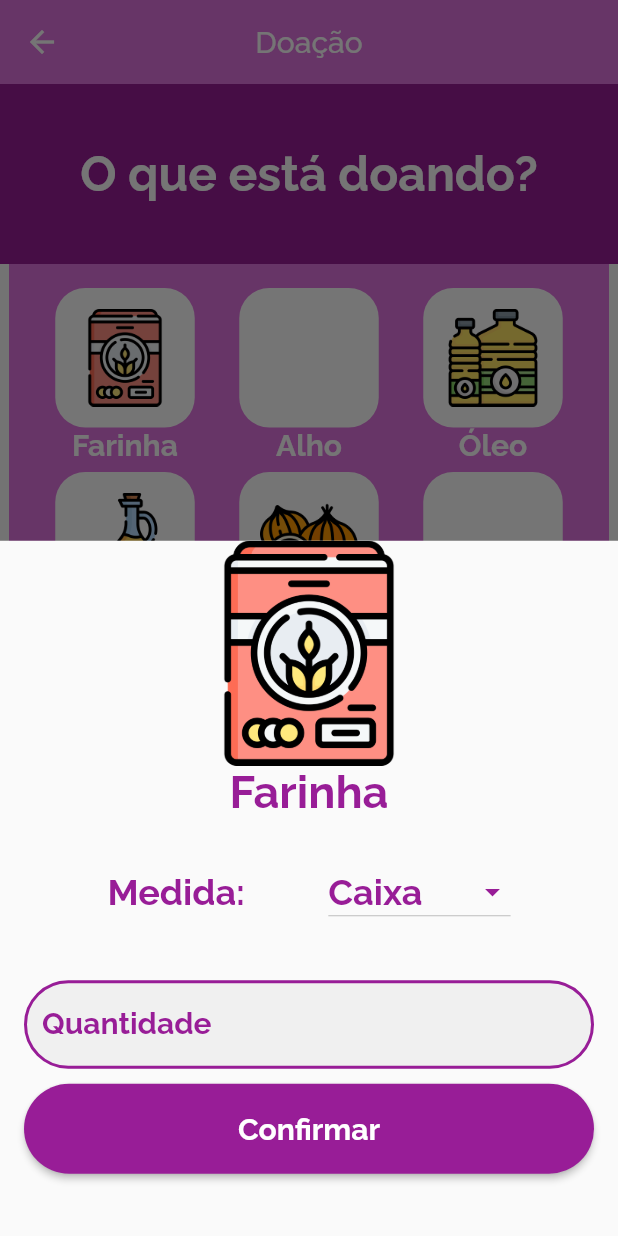
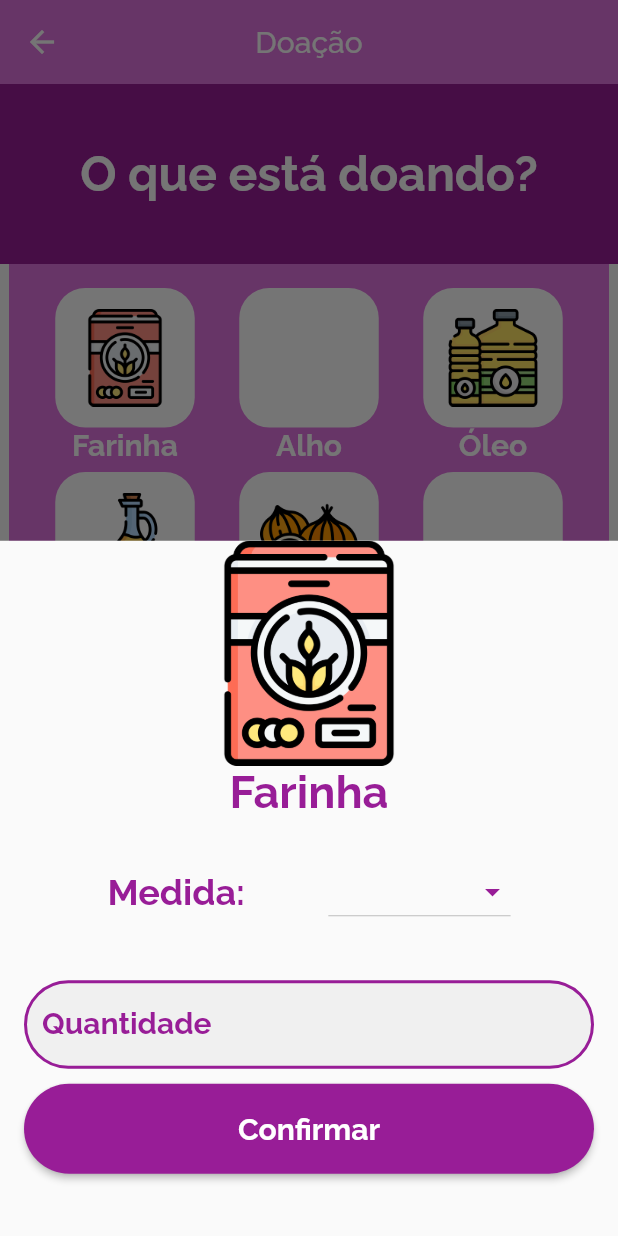
Before and after one commit to cuaitz/AlimentAcao, a Flutter app: the DonationScreen screen opened by its route, after a tap on "Farinha", on a phone screen of 412 x 824 dp. Run offline on Flutter 3.47's test engine with Material 2 defaults, Android fonts, the light colour scheme and no system bars; missing offline and left inert: flutter_osm_plugin.

Commit message:
Corrigido o funcionamento da tela de doação
Adicionalmente:

- Removido os dados desnecessários em mock_data.dart, que foram utilizados para testar a responsividade da UI;

- Corrigido o nome da tela de mapa

```diff
--- a/alimentacao/lib/model/mock_data.dart
+++ b/alimentacao/lib/model/mock_data.dart
@@ -14,23 +14,6 @@ void initData() {
     DonatableItem('Sal', const AssetImage("assets/img/donatables/salt.png"), ['Caixa', 'Quilo', 'Unidade']);
     DonatableItem('Açucar', const AssetImage("assets/img/donatables/sugar.png"), ['Caixa', 'Quilo', 'Unidade']);
     DonatableItem('Tomate', const AssetImage("assets/img/donatables/tomato.png"), ['Caixa', 'Quilo', 'Unidade']);
-    DonatableItem('Tomate', const AssetImage("assets/img/donatables/tomato.png"), ['Caixa', 'Quilo', 'Unidade']);
-    DonatableItem('Tomate', const AssetImage("assets/img/donatables/tomato.png"), ['Caixa', 'Quilo', 'Unidade']);
-    DonatableItem('Tomate', const AssetImage("assets/img/donatables/tomato.png"), ['Caixa', 'Quilo', 'Unidade']);
-    DonatableItem('Tomate', const AssetImage("assets/img/donatables/tomato.png"), ['Caixa', 'Quilo', 'Unidade']);
-    DonatableItem('Tomate', const AssetImage("assets/img/donatables/tomato.png"), ['Caixa', 'Quilo', 'Unidade']);
-    DonatableItem('Tomate', const AssetImage("assets/img/donatables/tomato.png"), ['Caixa', 'Quilo', 'Unidade']);
-    DonatableItem('Tomate', const AssetImage("assets/img/donatables/tomato.png"), ['Caixa', 'Quilo', 'Unidade']);
-    DonatableItem('Tomate', const AssetImage("assets/img/donatables/tomato.png"), ['Caixa', 'Quilo', 'Unidade']);
-    DonatableItem('Tomate', const AssetImage("assets/img/donatables/tomato.png"), ['Caixa', 'Quilo', 'Unidade']);
-    DonatableItem('Tomate', const AssetImage("assets/img/donatables/tomato.png"), ['Caixa', 'Quilo', 'Unidade']);
-    DonatableItem('Tomate', const AssetImage("assets/img/donatables/tomato.png"), ['Caixa', 'Quilo', 'Unidade']);
-    DonatableItem('Tomate', const AssetImage("assets/img/donatables/tomato.png"), ['Caixa', 'Quilo', 'Unidade']);
-    DonatableItem('Tomate', const AssetImage("assets/img/donatables/tomato.png"), ['Caixa', 'Quilo', 'Unidade']);
-    DonatableItem('Tomate', const AssetImage("assets/img/donatables/tomato.png"), ['Caixa', 'Quilo', 'Unidade']);
-    DonatableItem('Tomate', const AssetImage("assets/img/donatables/tomato.png"), ['Caixa', 'Quilo', 'Unidade']);
-    DonatableItem('Tomate', const AssetImage("assets/img/donatables/tomato.png"), ['Caixa', 'Quilo', 'Unidade']);
-    DonatableItem('Tomate', const AssetImage("assets/img/donatables/tomato.png"), ['Caixa', 'Quilo', 'Unidade']);
 
   _loaded = true;
 }
--- a/alimentacao/lib/routes.dart
+++ b/alimentacao/lib/routes.dart
@@ -12,7 +12,7 @@ class Routes {
   static const String loginPage = '/auth/login';
 
   static const String donationPage = '/donate';
-  static const String donationMap = '/donate/map';
+  static const String donationMapPage = '/donate/map';
 
   static Map<String, Widget Function(BuildContext)> routes = {
     donatorRegisterPage: (context) => const DonatorRegisterScreen(),
@@ -20,6 +20,6 @@ class Routes {
     loginPage: (context) => const LoginScreen(),
 
     donationPage: (context) => DonationScreen(),
-    donationMap: (context) => const PickUpLocationScreen()
+    donationMapPage: (context) => const PickUpLocationScreen()
   };
 }
--- a/alimentacao/lib/view/donation_page.dart
+++ b/alimentacao/lib/view/donation_page.dart
@@ -1,14 +1,13 @@
 import 'package:alimentacao/model/donatable_item.dart';
 import 'package:flutter/material.dart';
-import 'package:flutter/services.dart';
 import '../components.dart';
-import '../routes.dart';
-
+import 'review_donation.dart';
 
 class DonationScreen extends StatelessWidget {
   DonationScreen({super.key});
 
   final List<DonatableItem> _donatableItems = DonatableItem.getAll();
+  final Map<int, dynamic> _donationItems = {};
 
   @override
   Widget build(BuildContext context) {
@@ -20,7 +19,21 @@ class DonationScreen extends StatelessWidget {
         child: Padding(
           padding: const EdgeInsets.symmetric(horizontal: 16),
           child: Center(
-            child: Components.uiButton("Próximo", Colors.white, () { Navigator.pushNamed(context, Routes.donationReviewPage); }, textColor: Components.colorPurple)
+            child: Components.uiButton(
+              "Próximo",
+              Colors.white,
+              () {
+                Navigator.push(
+                  context,
+                  MaterialPageRoute(
+                    builder: (context) => ReviewDonationScreen(
+                      donationItems: _donationItems
+                    )
+                  )
+                );
+              },
+              textColor: Components.colorPurple
+            )
           ),
         ),
       ),
@@ -49,7 +62,16 @@ class DonationScreen extends StatelessWidget {
                         gridDelegate: const SliverGridDelegateWithFixedCrossAxisCount(crossAxisCount: 3),
                         itemCount: _donatableItems.length,
                         itemBuilder: (context, index) {
-                          return DisplayedItem(item: _donatableItems[index]);
+                          DonatableItem item = _donatableItems[index];
+                          return DisplayedItem(
+                            item: item,
+                            onDataUpdated: (String unit, int amount) {
+                              _donationItems[item.id] = {
+                                'unit': unit,
+                                'amount': amount
+                              };
+                            }
+                          );
                         },
                       ),
                     ),
@@ -66,9 +88,10 @@ class DonationScreen extends StatelessWidget {
 
 
 class DisplayedItem extends StatefulWidget {
-  const DisplayedItem({super.key, required this.item});
+  const DisplayedItem({super.key, required this.item, required this.onDataUpdated});
 
   final DonatableItem item;
+  final Function(String, int) onDataUpdated;
 
   @override
   State<DisplayedItem> createState() => _DisplayedItemState();
@@ -87,12 +110,12 @@ class _DisplayedItemState extends State<DisplayedItem> {
   }
 
   void updateData(String unit, int amount) {
-    setState(() {
+    setState(() {  //!   FIXaaaaaaaaaaaaaaaaaaaaaaaaaaaaaaaaaaaaaaaaaaaaaaaaaaaaaaaa
       _unit = unit;
       _amount = amount;
     });
+    widget.onDataUpdated(_unit, _amount);
   }
-
 
   @override
   Widget build(BuildContext context) {
@@ -104,7 +127,7 @@ class _DisplayedItemState extends State<DisplayedItem> {
           builder: (context) {
             return DonatableItemPopUp(
               item: _item,
-              updateData: updateData
+              retrieveData: updateData
             );
           }
         );
@@ -138,10 +161,10 @@ class _DisplayedItemState extends State<DisplayedItem> {
 
 
 class DonatableItemPopUp extends StatefulWidget {
-  const DonatableItemPopUp({super.key, required this.item, required this.updateData});
+  const DonatableItemPopUp({super.key, required this.item, required this.retrieveData});
 
   final DonatableItem item;
-  final void Function(String, int) updateData;
+  final Function(String, int) retrieveData;
 
   @override
   State<DonatableItemPopUp> createState() => _DonatableItemPopUpState();
@@ -149,19 +172,8 @@ class DonatableItemPopUp extends StatefulWidget {
 
 class _DonatableItemPopUpState extends State<DonatableItemPopUp> {
 
-  late final UnitsDropdown _dropdown;
-  final GlobalKey<_UnitsDropdownState> dropdownKey = GlobalKey<_UnitsDropdownState>();
-
   final _textFieldController = TextEditingController();
-
-  @override
-  void initState() {
-    super.initState();
-    _dropdown = UnitsDropdown(
-      key: dropdownKey,
-      values: widget.item.validUnits
-    );
-  }
+  String? dropdownValue;
 
   @override
   Widget build(BuildContext context) {
@@ -184,7 +196,27 @@ class _DonatableItemPopUpState extends State<DonatableItemPopUp> {
                   mainAxisAlignment: MainAxisAlignment.spaceEvenly,
                   children: [
                     Components.quickText("Medida:", fontSize: 24, fontWeight: FontWeight.w700, color: Components.colorPurple),
-                    _dropdown,
+                    DropdownButton(
+                      iconEnabledColor: Components.colorPurple,
+                      style: const TextStyle(
+                        color: Components.colorPurple,
+                        fontSize: 24,
+                        fontWeight: FontWeight.w700,
+                        fontFamily: 'Raleway'
+                      ),
+                      value: dropdownValue,
+                      items: widget.item.validUnits.map<DropdownMenuItem<String>>((String value) {
+                        return DropdownMenuItem<String>(
+                          value: value,
+                          child: Text(value),
+                        );
+                      }).toList(),
+                      onChanged: (String? value) {
+                        setState(() {
+                          dropdownValue = value!;
+                        });
+                      }
+                    ),
                   ],
                 ),
               ),
@@ -194,12 +226,9 @@ class _DonatableItemPopUpState extends State<DonatableItemPopUp> {
               ),
               Components.uiButton(
                 "Confirmar",
-                Components.colorPurple, () {
-                  print(_textFieldController.text);
-                  widget.updateData(
-                    dropdownKey.currentState!.selectedValue,
-                    int.parse(_textFieldController.text)
-                  );
+                Components.colorPurple,
+                () {
+                  widget.retrieveData(dropdownValue!, int.parse(_textFieldController.text));
                   Navigator.pop(context);
                 }
               )
@@ -210,50 +239,3 @@ class _DonatableItemPopUpState extends State<DonatableItemPopUp> {
     );
   }
 }
-
-class UnitsDropdown extends StatefulWidget {
-  const UnitsDropdown({super.key, required this.values});
-
-  final List<String> values;
-
-  @override
-  State<UnitsDropdown> createState() => _UnitsDropdownState();
-}
-
-class _UnitsDropdownState extends State<UnitsDropdown> {
-  late String selectedValue;
-
-  @override
-  void initState() {
-    super.initState();
-    selectedValue = widget.values.first;
-  }
-
-  void test() {}
-
-  @override
-  Widget build(BuildContext context) {
-    return DropdownButton(
-      iconEnabledColor: Components.colorPurple,
-      style: const TextStyle(
-        color: Components.colorPurple,
-        fontSize: 24,
-        fontWeight: FontWeight.w700,
-        fontFamily: 'Raleway'
-      ),
-      value: selectedValue,
-      items: widget.values.map<DropdownMenuItem<String>>((String value) {
-        return DropdownMenuItem<String>(
-          value: value,
-          child: Text(value),
-        );
-      }).toList(),
-
-      onChanged: (String? value) {
-        setState(() {
-          selectedValue = value!;
-        });
-      }
-    );
-  }
-}
--- a/alimentacao/lib/view/map_page.dart
+++ b/alimentacao/lib/view/map_page.dart
@@ -1,7 +1,6 @@
 import 'package:flutter/material.dart';
 import 'package:flutter_osm_plugin/flutter_osm_plugin.dart';
 import '../components.dart';
-import '../routes.dart';
 
 
 class PickUpLocationScreen extends StatefulWidget {
```
